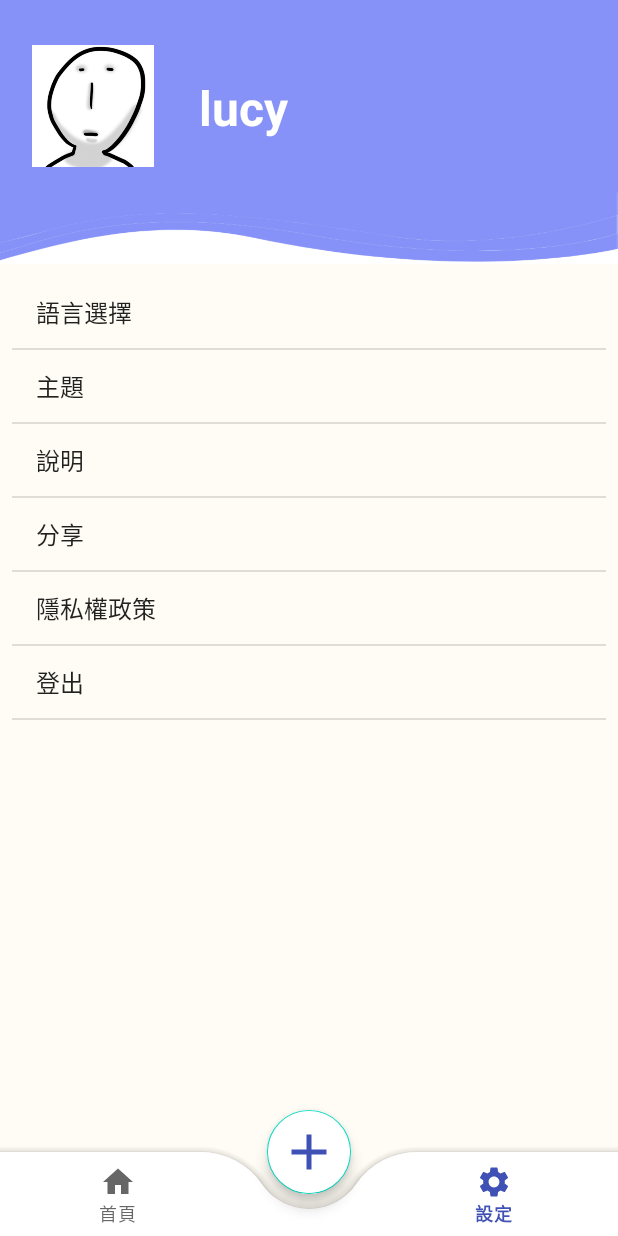
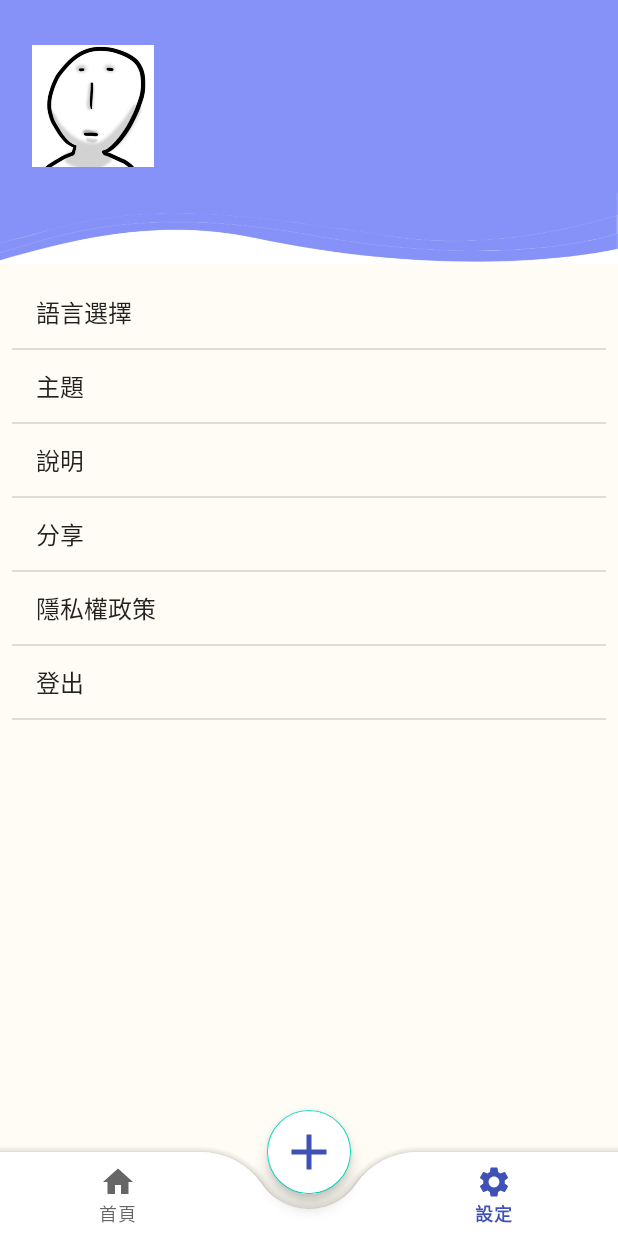
Before and after one commit to Luin1223/Bottom_Navigation, an Android app: the fragment LibraryFragment placed in its activity, item 3 of the bottom bar chosen, on a phone screen of 412 x 824 dp. Run offline under Robolectric (Android 15) with nearby library versions, the phone set to English and light mode, and no system bars; our stand-ins replace Firebase (no records; nobody signed in at launch, a user with empty details on screens opened directly), data binding.

Commit message:
以防萬一!!!

```diff
--- a/app/src/main/java/com/example/bottomnavigation/LibraryFragment.java
+++ b/app/src/main/java/com/example/bottomnavigation/LibraryFragment.java
@@ -14,6 +14,7 @@ import android.view.ViewGroup;
 import android.widget.AdapterView;
 import android.widget.ArrayAdapter;
 import android.widget.ListView;
+import android.widget.TextView;
 
 import androidx.fragment.app.Fragment;
 
@@ -76,7 +77,7 @@ public class LibraryFragment extends Fragment {
     @Override
     public View onCreateView(LayoutInflater inflater, ViewGroup container,
                              Bundle savedInstanceState) {
-        // Inflate the layout for this fragment
+
         View view = inflater.inflate(R.layout.fragment_library, container, false);
 
         String[] view_id = new String[]{
@@ -87,17 +88,17 @@ public class LibraryFragment extends Fragment {
                 getString(R.string.privacypolicy),
                 getString(R.string.signout)
         };
-
         ArrayAdapter<String> adapter = new ArrayAdapter<>(getActivity(), android.R.layout.simple_list_item_1, view_id);
 
         ListView listView = view.findViewById(R.id.lv);
         listView.setAdapter(adapter);
 
         listView.setOnItemClickListener(new AdapterView.OnItemClickListener() {
+            TextView id_name;
             @Override
             public void onItemClick(AdapterView<?> parent, View view, int position, long id) {
+
                 Log.d("LibraryFragment", "Item clicked at position: " + position);
-
                 switch (position) {
                     case 0:
                         Intent intent=new Intent();
--- a/app/src/main/java/com/example/bottomnavigation/LoginActivity.java
+++ b/app/src/main/java/com/example/bottomnavigation/LoginActivity.java
@@ -41,8 +41,8 @@ public class LoginActivity extends AppCompatActivity {
         loginbutton = findViewById(R.id.login_button);
         signupRedirectText = findViewById(R.id.signupRedirectText);
 
+        loginbutton.setOnClickListener(new View.OnClickListener() {
 
-        loginbutton.setOnClickListener(new View.OnClickListener() {
             @Override
             public void onClick(View v) {
                 if (!validateUseremail() | !validateUserpassword()) {
@@ -96,19 +96,16 @@ public class LoginActivity extends AppCompatActivity {
         checkUserDatabase.addListenerForSingleValueEvent(new ValueEventListener() {
             @Override
             public void onDataChange(@NonNull DataSnapshot snapshot) {
+
                 if (snapshot.exists()) {
                     loginEmail.setError(null);
                     String passwordFromDB = snapshot.child(userUseremail).child("password").getValue(String.class);
 
-
                     if (Objects.equals(passwordFromDB, userpassword)) {
-
                         loginEmail.setError(null);
                         Intent intent = new Intent(LoginActivity.this,MainHome.class);
                         startActivity(intent);
-
                         finish();
-
                     } else {
                         loginPassword.setError("密碼錯誤");
                         loginPassword.requestFocus();
@@ -117,6 +114,7 @@ public class LoginActivity extends AppCompatActivity {
                     loginEmail.setError("使用者錯誤");
                     loginEmail.requestFocus();
                 }
+
             }
 
             @Override
--- a/app/src/main/res/layout/fragment_library.xml
+++ b/app/src/main/res/layout/fragment_library.xml
@@ -34,7 +34,7 @@
                 android:layout_height="45dp"
                 android:layout_marginLeft="25dp"
                 android:layout_marginTop="40dp"
-                android:text="lucy"
+                android:text=""
                 android:textColor="@color/white"
                 android:textSize="32sp"
                 android:textStyle="bold" />
--- a/app/src/main/res/values/strings.xml
+++ b/app/src/main/res/values/strings.xml
@@ -6,6 +6,7 @@
     <string name="close_nav" translatable="false">Close Navigation Drawer</string>
     <string name="add_task_clicked" translatable="false">Add new task is clicked</string>
     <string name="add_goal_clicked" translatable="false">Add new goal is Clicked</string>
+
 
     <string name="username">帳號</string>
     <string name="password">密碼</string>
```
